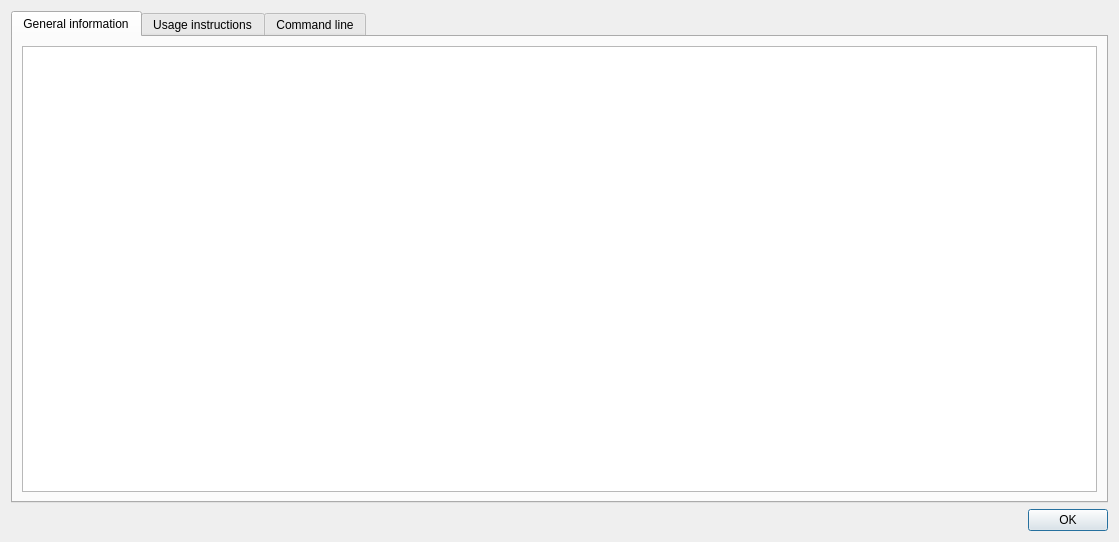
This is gns3/ui/node_info_dialog.ui in GNS3/gns3-gui as Qt 5 draws it before an edit. The edited form follows.
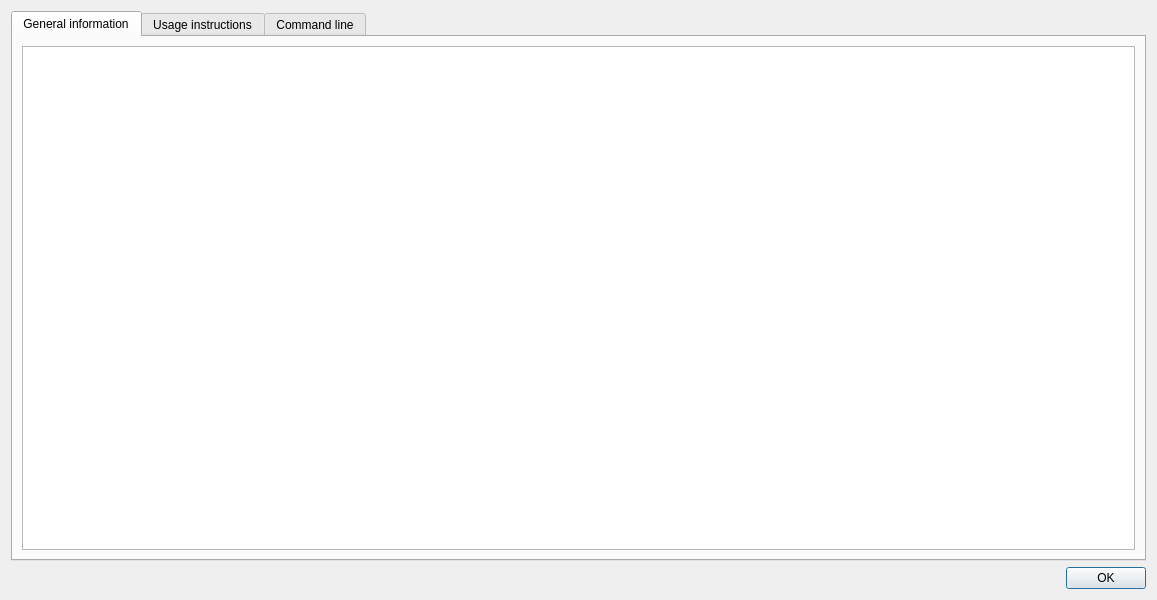
This is the edited form.

Commit message: Resize some dialogs.

Patch:
```diff
--- a/gns3/ui/node_info_dialog.ui
+++ b/gns3/ui/node_info_dialog.ui
@@ -6,8 +6,8 @@
    <rect>
     <x>0</x>
     <y>0</y>
-    <width>1119</width>
-    <height>542</height>
+    <width>1157</width>
+    <height>600</height>
    </rect>
   </property>
   <property name="windowTitle">
```
The commit also changes 7 other files.
